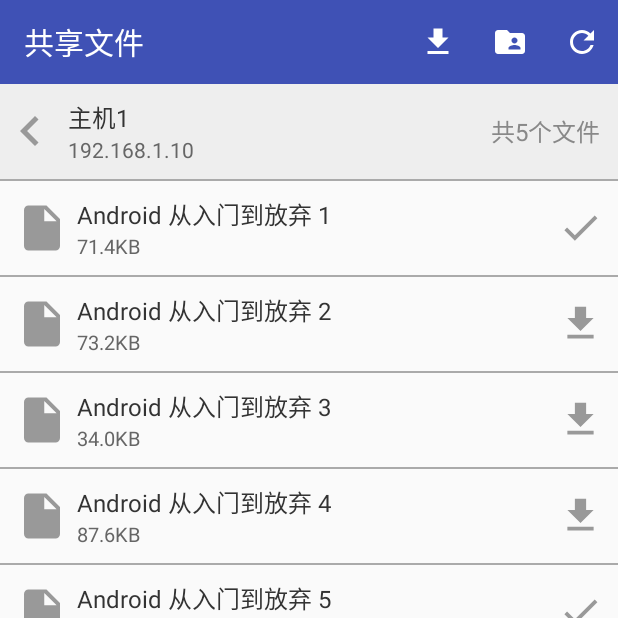
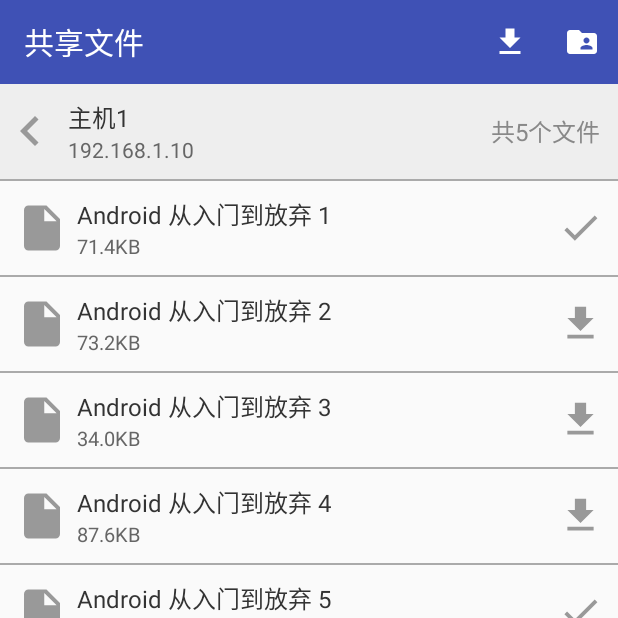
Before and after one commit to linstick/FileShare, an Android app: the screen it shows after launch (MainActivity), after a tap on an icon or button, on a phone screen of 412 x 824 dp, the top half of it. Run offline under Robolectric (Android 15) with nearby library versions, the phone set to English and light mode, and no system bars; 3 other taps on this screen came first.

Commit message:
移除首页菜单栏中的刷新按钮以及相关逻辑，增加共享主机列表页和共享文件页无item时的提示布局及刷新逻辑操作

```diff
--- a/app/src/main/java/com/luoruiyong/fileshare/main/adapter/ShareFileListAdapter.java
+++ b/app/src/main/java/com/luoruiyong/fileshare/main/adapter/ShareFileListAdapter.java
@@ -20,7 +20,7 @@ public class ShareFileListAdapter extends RecyclerView.Adapter<RecyclerView.View
 
     private List<ShareFile> mList;
     private Host mHost;
-    private OnParticialItemClickListener mListener;
+    private OnPartialItemClickListener mListener;
 
     private final int TYPE_HEADER = 0;
     private final int TYPE_ITEM = 1;
@@ -29,7 +29,7 @@ public class ShareFileListAdapter extends RecyclerView.Adapter<RecyclerView.View
         this.mList = mList;
     }
 
-    public void setOnParticalItemClickListener(OnParticialItemClickListener listener) {
+    public void setOnParticalItemClickListener(OnPartialItemClickListener listener) {
         this.mListener = listener;
     }
 
@@ -135,7 +135,7 @@ public class ShareFileListAdapter extends RecyclerView.Adapter<RecyclerView.View
         }
     }
 
-    public interface OnParticialItemClickListener {
+    public interface OnPartialItemClickListener {
         void onBackViewClick();
         void onDownloadViewClick(int position);
     }
--- a/app/src/main/java/com/luoruiyong/fileshare/main/model/HostListModel.java
+++ b/app/src/main/java/com/luoruiyong/fileshare/main/model/HostListModel.java
@@ -22,13 +22,13 @@ public class HostListModel {
         new Thread(new Runnable() {
             @Override
             public void run() {
-                for (int i = 0; i < 10; i++) {
+                for (int i = 0; i < 5; i++) {
                     Host host = new Host();
                     host.setName("主机" + (i + 1));
                     host.setIpAddress("192.168.1." + (i + 10));
                     host.setFileCount(i + 5);
                     try {
-                        Thread.sleep(1000);
+                        Thread.sleep(100);
                     } catch (InterruptedException e) {
                         e.printStackTrace();
                     }
--- a/app/src/main/java/com/luoruiyong/fileshare/main/model/ShareFileModel.java
+++ b/app/src/main/java/com/luoruiyong/fileshare/main/model/ShareFileModel.java
@@ -24,7 +24,7 @@ public class ShareFileModel {
             @Override
             public void run() {
                 try {
-                    Thread.sleep(1000);
+                    Thread.sleep(500);
                 } catch (InterruptedException e) {
                     e.printStackTrace();
                 }
--- a/app/src/main/java/com/luoruiyong/fileshare/main/view/HostListFragment.java
+++ b/app/src/main/java/com/luoruiyong/fileshare/main/view/HostListFragment.java
@@ -9,6 +9,9 @@ import android.support.v7.widget.RecyclerView;
 import android.view.LayoutInflater;
 import android.view.View;
 import android.view.ViewGroup;
+import android.widget.Button;
+import android.widget.LinearLayout;
+import android.widget.TextView;
 import android.widget.Toast;
 
 import com.luoruiyong.fileshare.R;
@@ -26,11 +29,14 @@ public class HostListFragment extends BaseListFragment implements HostContract.V
 
     private SwipeRefreshLayout mRefreshLayout;
     private RecyclerView mRecyclerView;
+    private LinearLayout mNoItemLayout;
+    private TextView mNoItemMessageTv;
+    private Button mRefreshBtn;
+
     private List<Host> mList;
     private HostListAdapter mAdapter;
 
     private HostContract.Presenter mPresenter;
-    private boolean mRefreshing = false;
     private OnHostItemClickListener mListener;
 
     @Nullable
@@ -39,6 +45,9 @@ public class HostListFragment extends BaseListFragment implements HostContract.V
         View view = inflater.inflate(R.layout.fragment_list, container, false);
         mRefreshLayout = view.findViewById(R.id.refresh_layout);
         mRecyclerView = view.findViewById(R.id.rv_list);
+        mNoItemLayout = view.findViewById(R.id.ll_no_item_layout);
+        mNoItemMessageTv = view.findViewById(R.id.tv_message);
+        mRefreshBtn = view.findViewById(R.id.btn_refresh);
         return view;
     }
 
@@ -50,6 +59,12 @@ public class HostListFragment extends BaseListFragment implements HostContract.V
         if (mList == null) {
             mList = new ArrayList<>();
         }
+        if (mList.size() == 0) {
+            mNoItemLayout.setVisibility(View.VISIBLE);
+        } else {
+            mNoItemLayout.setVisibility(View.GONE);
+        }
+
         mAdapter = new HostListAdapter(mList);
         mRecyclerView.setLayoutManager(new LinearLayoutManager(getContext()));
         mRecyclerView.setAdapter(mAdapter);
@@ -60,6 +75,16 @@ public class HostListFragment extends BaseListFragment implements HostContract.V
                 refresh();
             }
         });
+
+        mRefreshBtn.setOnClickListener(new View.OnClickListener() {
+            @Override
+            public void onClick(View view) {
+                refresh();
+            }
+        });
+
+        mNoItemMessageTv.setText("在当前局域网内暂时没有搜索到共享主机");
+        mRefreshBtn.setText("重新搜索");
 
         if (getActivity() instanceof OnHostItemClickListener) {
             mAdapter.setOnItemClickListener(this);
@@ -73,9 +98,8 @@ public class HostListFragment extends BaseListFragment implements HostContract.V
         getActivity().runOnUiThread(new Runnable() {
             @Override
             public void run() {
-                if (mRefreshing) {
+                if (mRefreshLayout.isRefreshing()) {
                     mRefreshLayout.setRefreshing(false);
-                    mRefreshing = false;
                 }
                 mList.add(host);
                 mAdapter.notifyDataSetChanged();
@@ -85,12 +109,14 @@ public class HostListFragment extends BaseListFragment implements HostContract.V
 
     @Override
     public void hideRefreshLayout() {
-        if (mRefreshing) {
-            mRefreshing = false;
+        if (mRefreshLayout.isRefreshing()) {
             getActivity().runOnUiThread(new Runnable() {
                 @Override
                 public void run() {
                     mRefreshLayout.setRefreshing(false);
+                    if (mList == null || mList.size() == 0) {
+                        mNoItemLayout.setVisibility(View.VISIBLE);
+                    }
                 }
             });
         }
@@ -103,19 +129,14 @@ public class HostListFragment extends BaseListFragment implements HostContract.V
 
     // -----------------------------------------
 
-
-    // --------MainActivity触发的事件------------
     @Override
     public void refresh() {
-        if (!mRefreshing) {
-            mRefreshing = true;
-            mRefreshLayout.setRefreshing(true);
-            mList.clear();
-            mAdapter.notifyDataSetChanged();
-            mPresenter.refresh();
-        }
+        mRefreshLayout.setRefreshing(true);
+        mNoItemLayout.setVisibility(View.GONE);
+        mList.clear();
+        mAdapter.notifyDataSetChanged();
+        mPresenter.refresh();
     }
-    // -----------------------------------------
 
     // 列表点击事件回调
     @Override
--- a/app/src/main/java/com/luoruiyong/fileshare/main/view/ShareFileListFragment.java
+++ b/app/src/main/java/com/luoruiyong/fileshare/main/view/ShareFileListFragment.java
@@ -9,6 +9,9 @@ import android.support.v7.widget.RecyclerView;
 import android.view.LayoutInflater;
 import android.view.View;
 import android.view.ViewGroup;
+import android.widget.Button;
+import android.widget.LinearLayout;
+import android.widget.TextView;
 import android.widget.Toast;
 
 import com.luoruiyong.fileshare.R;
@@ -22,19 +25,22 @@ import com.luoruiyong.fileshare.main.presenter.ShareFilePresenterImpl;
 import java.util.ArrayList;
 import java.util.List;
 
-public class ShareFileListFragment extends BaseListFragment implements ShareFileContract.View, ShareFileListAdapter.OnParticialItemClickListener {
+public class ShareFileListFragment extends BaseListFragment implements ShareFileContract.View, ShareFileListAdapter.OnPartialItemClickListener {
     private static final String TAG = "ShareFileListFragment";
 
     private static final String HOST_TAG = "host_tag";
 
     private SwipeRefreshLayout mRefreshLayout;
     private RecyclerView mRecyclerView;
+    private LinearLayout mNoItemLayout;
+    private TextView mNoItemMessageTv;
+    private Button mRefreshBtn;
+
     private List<ShareFile> mList;
     private ShareFileListAdapter mAdapter;
     private Host mHost;
 
     private ShareFileContract.Presenter mPresenter;
-    private boolean mRefreshing = false;
     private OnBackToHostFragmentListener mListener;
 
     public static ShareFileListFragment newInstance(Host host) {
@@ -51,6 +57,9 @@ public class ShareFileListFragment extends BaseListFragment implements ShareFile
         View view = inflater.inflate(R.layout.fragment_list, container, false);
         mRefreshLayout = view.findViewById(R.id.refresh_layout);
         mRecyclerView = view.findViewById(R.id.rv_list);
+        mNoItemLayout = view.findViewById(R.id.ll_no_item_layout);
+        mNoItemMessageTv = view.findViewById(R.id.tv_message);
+        mRefreshBtn = view.findViewById(R.id.btn_refresh);
         return view;
     }
 
@@ -60,9 +69,7 @@ public class ShareFileListFragment extends BaseListFragment implements ShareFile
 
         mHost = (Host) getArguments().getSerializable(HOST_TAG);
         mPresenter = new ShareFilePresenterImpl(this);
-        if (mList == null) {
         mList = new ArrayList<>();
-        }
         mAdapter = new ShareFileListAdapter(mList);
         mAdapter.setHost(mHost);
         mRecyclerView.setLayoutManager(new LinearLayoutManager(getContext()));
@@ -74,6 +81,16 @@ public class ShareFileListFragment extends BaseListFragment implements ShareFile
                 refresh();
             }
         });
+
+        mRefreshBtn.setOnClickListener(new View.OnClickListener() {
+            @Override
+            public void onClick(View view) {
+                refresh();
+            }
+        });
+
+        mNoItemMessageTv.setText("获取当前主机的共享文件失败");
+        mRefreshBtn.setText("刷新");
 
         if (getActivity() instanceof OnBackToHostFragmentListener) {
             mAdapter.setOnParticalItemClickListener(this);
@@ -87,12 +104,14 @@ public class ShareFileListFragment extends BaseListFragment implements ShareFile
 
     @Override
     public void hideRefreshLayout() {
-        if (mRefreshing) {
-            mRefreshing = false;
+        if (mRefreshLayout.isRefreshing()) {
             getActivity().runOnUiThread(new Runnable() {
                 @Override
                 public void run() {
                     mRefreshLayout.setRefreshing(false);
+                    if (mList == null || mList.size() == 0) {
+                        mNoItemLayout.setVisibility(View.VISIBLE);
+                    }
                 }
             });
         }
@@ -103,9 +122,8 @@ public class ShareFileListFragment extends BaseListFragment implements ShareFile
         getActivity().runOnUiThread(new Runnable() {
             @Override
             public void run() {
-                if (mRefreshing) {
+                if (mRefreshLayout.isRefreshing()) {
                     mRefreshLayout.setRefreshing(false);
-                    mRefreshing = false;
                 }
                 mList.add(shareFile);
                 mAdapter.notifyDataSetChanged();
@@ -118,12 +136,15 @@ public class ShareFileListFragment extends BaseListFragment implements ShareFile
         getActivity().runOnUiThread(new Runnable() {
             @Override
             public void run() {
-                if (mRefreshing) {
-                    mRefreshing = false;
+                if (mRefreshLayout.isRefreshing()) {
                     mRefreshLayout.setRefreshing(false);
                 }
+                if (list == null || list.size() == 0) {
+                    mNoItemLayout.setVisibility(View.VISIBLE);
+                } else {
                     mList.addAll(list);
                     mAdapter.notifyDataSetChanged();
+                }
             }
         });
     }
@@ -135,19 +156,14 @@ public class ShareFileListFragment extends BaseListFragment implements ShareFile
 
     // -----------------------------------------
 
-
-    // --------MainActivity触发的事件------------
     @Override
     public void refresh() {
-        if (!mRefreshing) {
-            mRefreshing = true;
+        mNoItemLayout.setVisibility(View.GONE);
         mRefreshLayout.setRefreshing(true);
         mList.clear();
         mAdapter.notifyDataSetChanged();
         mPresenter.refresh(mHost);
     }
-    }
-    // -----------------------------------------
 
     // 列表点击事件回调
 
@@ -166,7 +182,7 @@ public class ShareFileListFragment extends BaseListFragment implements ShareFile
     // -------------------------------------
 
 
-    public  interface OnBackToHostFragmentListener {
+    public interface OnBackToHostFragmentListener {
         void onBackToHostFragment();
     }
 }
--- /dev/null
+++ b/app/src/main/res/drawable/bg_refresh_btn_normal.xml
@@ -0,0 +1,6 @@
+<?xml version="1.0" encoding="utf-8"?>
+<shape xmlns:android="http://schemas.android.com/apk/res/android">
+    <size android:width="60dp" android:height="30dp"></size>
+    <corners android:radius="10dp"></corners>
+    <stroke android:width="2dp" android:color="#AAAAAA"/>
+</shape>
--- /dev/null
+++ b/app/src/main/res/drawable/bg_refresh_btn_pressed.xml
@@ -0,0 +1,7 @@
+<?xml version="1.0" encoding="utf-8"?>
+<shape xmlns:android="http://schemas.android.com/apk/res/android">
+    <size android:width="60dp" android:height="30dp"></size>
+    <corners android:radius="10dp"></corners>
+    <stroke android:width="2dp" android:color="#AAAAAA"/>
+    <solid android:color="#EEEEEE"></solid>
+</shape>
--- /dev/null
+++ b/app/src/main/res/drawable/bg_refresh_btn_selector.xml
@@ -0,0 +1,5 @@
+<?xml version="1.0" encoding="utf-8"?>
+<selector xmlns:android="http://schemas.android.com/apk/res/android">
+    <item android:drawable="@drawable/bg_refresh_btn_pressed" android:state_pressed="true"/>
+    <item android:drawable="@drawable/bg_refresh_btn_normal"></item>
+</selector>
--- a/app/src/main/res/layout/fragment_list.xml
+++ b/app/src/main/res/layout/fragment_list.xml
@@ -1,5 +1,5 @@
 <?xml version="1.0" encoding="utf-8"?>
-<LinearLayout
+<FrameLayout
     xmlns:android="http://schemas.android.com/apk/res/android"
     android:layout_width="match_parent"
     android:layout_height="match_parent">
@@ -17,4 +17,27 @@
 
     </android.support.v4.widget.SwipeRefreshLayout>
 
-</LinearLayout>
+    <LinearLayout
+        android:id="@+id/ll_no_item_layout"
+        android:layout_width="match_parent"
+        android:layout_height="match_parent"
+        android:orientation="vertical"
+        android:gravity="center">
+
+        <TextView
+            android:id="@+id/tv_message"
+            android:layout_width="wrap_content"
+            android:layout_height="wrap_content"
+            android:text="在当前局域网内暂时没有搜索到共享主机"/>
+
+        <Button
+            android:id="@+id/btn_refresh"
+            android:layout_width="wrap_content"
+            android:layout_height="40dp"
+            android:layout_marginTop="16dp"
+            android:background="@drawable/bg_refresh_btn_selector"
+            android:text="重新搜索"/>
+
+    </LinearLayout>
+
+</FrameLayout>
--- a/app/src/main/res/menu/main.xml
+++ b/app/src/main/res/menu/main.xml
@@ -16,10 +16,4 @@
 
     </item>
 
-    <item
-        android:id="@+id/menu_refresh"
-        android:icon="@drawable/ic_refresh_white"
-        app:showAsAction="ifRoom"
-        android:title="刷新"></item>
-
 </menu>
```
Also changed, not shown: app/src/main/java/com/luoruiyong/fileshare/Config.java (added, +9 -0 lines), app/src/main/java/com/luoruiyong/fileshare/MyApplication.java (added, +11 -0 lines), app/src/main/java/com/luoruiyong/fileshare/main/MainActivity.java (+0 -8 lines). Lines whose indentation alone changed are shown as unchanged.
